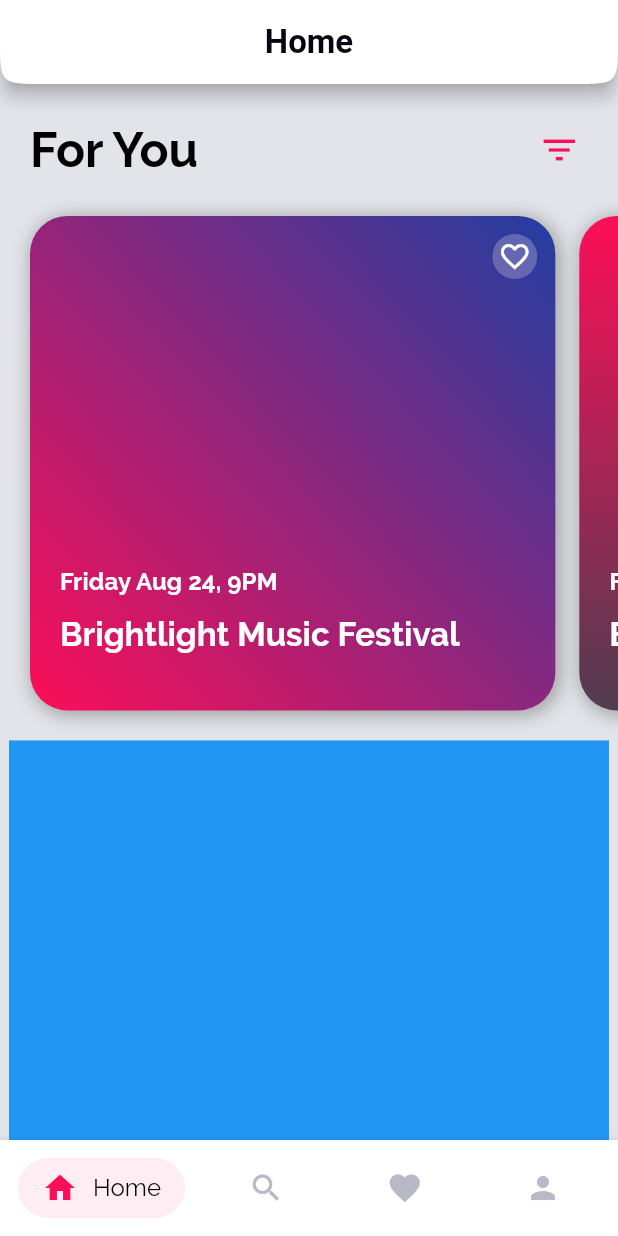
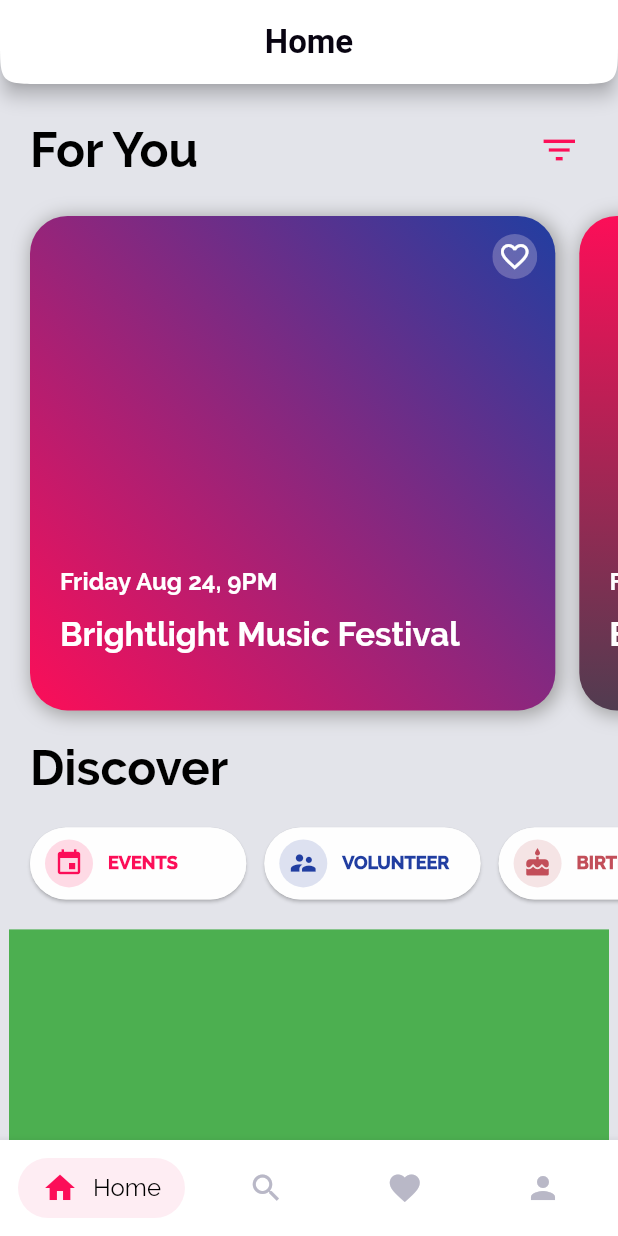
Before and after one commit to RahulNagaraj/tech_hub_ui, a Flutter app: the screen it shows after launch, on a phone screen of 412 x 824 dp. Run offline on Flutter 3.47's test engine with Material 2 defaults, Android fonts, the phone set to English and light mode, and no system bars.

Commit message:
display discover tags

```diff
--- /dev/null
+++ b/lib/models/discover_tag.dart
@@ -0,0 +1,41 @@
+import 'package:flutter/material.dart';
+
+import '../styles/colors.dart';
+
+class Tag {
+  final int id;
+  final String title;
+  final IconData iconData;
+  final Color color;
+
+  Tag({
+    @required this.id,
+    @required this.title,
+    @required this.iconData,
+    @required this.color,
+  })  : assert(id != null),
+        assert(title != null),
+        assert(iconData != null),
+        assert(color != null);
+}
+
+final List<Tag> tags = [
+  Tag(
+    id: 1,
+    title: 'Events',
+    iconData: Icons.event,
+    color: tertiaryTextColor,
+  ),
+  Tag(
+    id: 2,
+    title: 'Volunteer',
+    iconData: Icons.supervisor_account,
+    color: secondaryTextColor,
+  ),
+  Tag(
+    id: 3,
+    title: 'Birthdays',
+    iconData: Icons.cake,
+    color: lightOrangeColor,
+  ),
+];
--- a/lib/pages/home_page.dart
+++ b/lib/pages/home_page.dart
@@ -1,8 +1,10 @@
 import 'package:flutter/material.dart';
 
+import '../models/discover_tag.dart';
 import '../models/nativation_bar_item.dart';
 import '../styles/colors.dart';
 import '../widgets/bottom_navigation_bar.dart';
+import '../widgets/discover_tag.dart';
 import '../widgets/event_card.dart';
 import '../widgets/heading.dart';
 
@@ -49,6 +51,26 @@ class _HomePageState extends State<HomePage> {
         }
       }
       return _eventCards;
+    }
+
+    List<Widget> _buildDiscoverTags() {
+      List<Widget> _discoverTags = new List();
+      for (var tag in tags) {
+        _discoverTags.add(
+          DiscoverTag(
+            tag: tag,
+            deviceWidth: _deviceWidth,
+          ),
+        );
+        if (tag.id != tags.length) {
+          _discoverTags.add(
+            SizedBox(
+              width: 12.0,
+            ),
+          );
+        }
+      }
+      return _discoverTags;
     }
 
     return Scaffold(
@@ -103,10 +125,26 @@ class _HomePageState extends State<HomePage> {
                   ),
                 ),
               ),
-              Container(
-                width: 400,
-                height: 400,
-                color: Colors.blue,
+              Padding(
+                padding: const EdgeInsets.only(left: 20.0),
+                child: Row(
+                  children: <Widget>[
+                    Expanded(
+                      child: Heading(heading: 'Discover'),
+                    ),
+                  ],
+                ),
+              ),
+              SingleChildScrollView(
+                physics: BouncingScrollPhysics(),
+                scrollDirection: Axis.horizontal,
+                padding: const EdgeInsets.symmetric(vertical: 20.0),
+                child: Padding(
+                  padding: const EdgeInsets.symmetric(horizontal: 20.0),
+                  child: Row(
+                    children: _buildDiscoverTags(),
+                  ),
+                ),
               ),
               Container(
                 width: 400,
--- a/lib/styles/colors.dart
+++ b/lib/styles/colors.dart
@@ -8,6 +8,7 @@ final Color tertiaryTintColor = Color(0xFFFEEDF3);
 final Color greyTextColor = Color(0xFFB9B8C7);
 final Color brownTextColor = Color(0xFF513C50);
 final Color darkBlueColor = Color(0xFF09125F);
+final Color lightOrangeColor = Color(0xFFC24E59);
 
 final LinearGradient event1 = LinearGradient(
   colors: [secondaryTextColor, tertiaryTextColor],
--- /dev/null
+++ b/lib/widgets/discover_tag.dart
@@ -0,0 +1,59 @@
+import 'package:flutter/material.dart';
+
+import '../models/discover_tag.dart';
+
+class DiscoverTag extends StatelessWidget {
+  final Tag tag;
+  final double deviceWidth;
+
+  const DiscoverTag({Key key, @required this.tag, @required this.deviceWidth})
+      : assert(tag != null),
+        super(key: key);
+
+  @override
+  Widget build(BuildContext context) {
+    return InkWell(
+      onTap: () {},
+      child: Material(
+        elevation: 1.0,
+        borderRadius: BorderRadius.circular(30.0),
+        child: Container(
+          width: deviceWidth * 0.35,
+          decoration: BoxDecoration(
+            borderRadius: BorderRadius.circular(30.0),
+            color: Colors.white70,
+          ),
+          padding: const EdgeInsets.symmetric(vertical: 8.0, horizontal: 10.0),
+          child: Row(
+            mainAxisAlignment: MainAxisAlignment.start,
+            children: <Widget>[
+              Container(
+                decoration: BoxDecoration(
+                  shape: BoxShape.circle,
+                  color: tag.color.withOpacity(0.15),
+                ),
+                padding: const EdgeInsets.all(6.0),
+                child: Icon(
+                  tag.iconData,
+                  color: tag.color,
+                  size: 20.0,
+                ),
+              ),
+              SizedBox(
+                width: 10.0,
+              ),
+              Text(
+                tag.title.toUpperCase(),
+                style: Theme.of(context).textTheme.caption.copyWith(
+                      color: tag.color,
+                      fontWeight: FontWeight.w900,
+                      fontSize: 12.0,
+                    ),
+              ),
+            ],
+          ),
+        ),
+      ),
+    );
+  }
+}
```
Also changed, not shown: lib/styles/theme.dart (+8 -18 lines).
